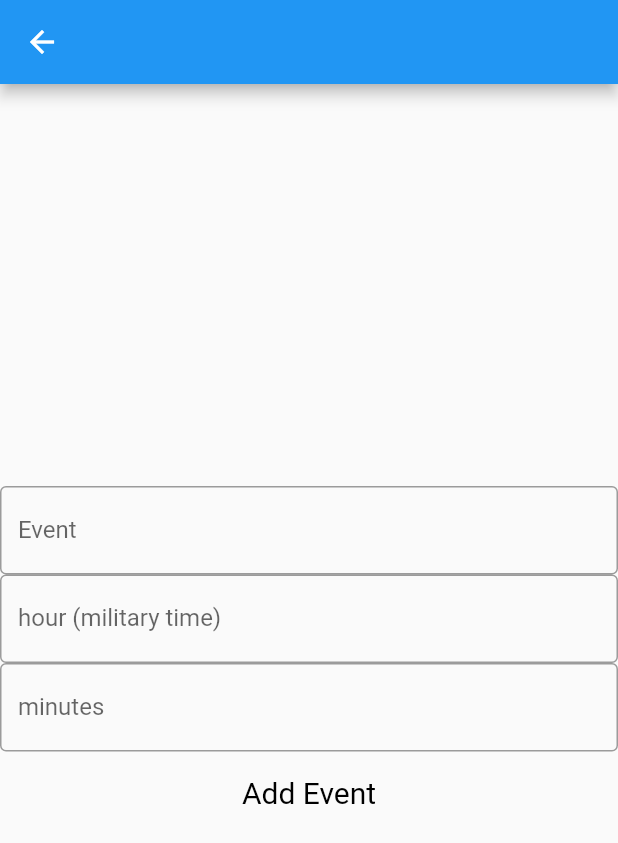
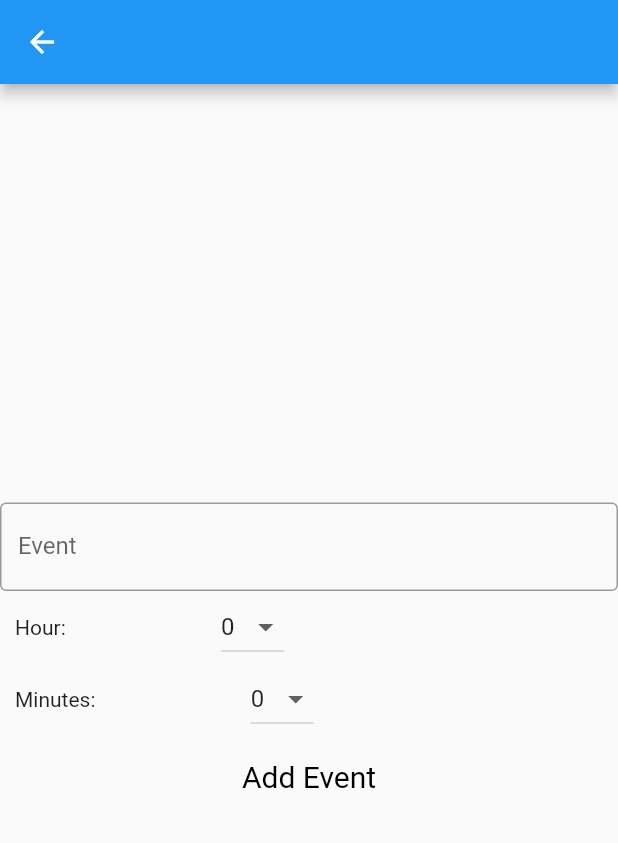
Before and after one commit to beckli1233/student-reminder, a Flutter app: the CalenderPage screen opened directly with empty values, after a tap on the "add" icon, on a phone screen of 412 x 824 dp. Shown: the top 843 px of the screen. Run offline on Flutter 3.47's test engine with Material 2 defaults, Android fonts, the phone set to English and light mode, and no system bars; our stand-ins replace shared_preferences, table_calendar; accounts and stored records are empty.

Commit message:
add display for calendar and change the event set up by drop down display view for time

```diff
--- a/lib/calender.dart
+++ b/lib/calender.dart
@@ -10,13 +10,13 @@ class CalenderPage extends StatefulWidget {
   @override
   _CalenderPageState createState() => _CalenderPageState();
 }
+
 class _CalenderPageState extends State<CalenderPage> {
-
   CalendarFormat format = CalendarFormat.month;
   DateTime selectedDay = DateTime.now();
   DateTime focusedDay = DateTime.now();
 
-  void checkDate(){
+  void checkDate() {
     DateTime.now();
   }
 
@@ -25,10 +25,12 @@ class _CalenderPageState extends State<CalenderPage> {
     setState(() {});
     return Scaffold(
       appBar: AppBar(
-
         title: Text("Calendar"),
       ),
-      body: TableCalendar(
+      body: SingleChildScrollView(
+          child: Column(
+        children: [
+          TableCalendar(
             focusedDay: DateTime.now(),
             firstDay: DateTime(2000),
             lastDay: DateTime(2099),
@@ -45,7 +47,7 @@ class _CalenderPageState extends State<CalenderPage> {
                 selectedDay = selectDay;
                 focusedDay = focusDay;
               });
-          print(focusDay);
+              print("Focus Day: " + focusDay.toString());
             },
             selectedDayPredicate: (DateTime date) {
               return isSameDay(selectedDay, date);
@@ -73,7 +75,6 @@ class _CalenderPageState extends State<CalenderPage> {
                 shape: BoxShape.rectangle,
                 borderRadius: BorderRadius.circular(5.0),
               ),
-
             ),
             headerStyle: HeaderStyle(
               formatButtonVisible: true,
@@ -88,23 +89,69 @@ class _CalenderPageState extends State<CalenderPage> {
               ),
             ),
           ),
+          SizedBox(
+            height: 30,
+          ),
+          Row(mainAxisAlignment: MainAxisAlignment.center, children: [
+            Flexible(
+              child: Column(
+                children: _buildEventWidget(context),
+              ),
+            )
+          ])
+        ],
+      )),
       floatingActionButton: FloatingActionButton(
-        onPressed: (){
+          onPressed: () {
             setState(() {});
             Navigator.push(
               context,
-            MaterialPageRoute(builder: (context) => SetUpPage(date: selectedDay, data: widget.data,)),
+              MaterialPageRoute(
+                  builder: (context) => SetUpPage(
+                        date: selectedDay,
+                        data: widget.data,
+                      )),
             );
-
-/*          print("year: " + test.year.toString());
-          print("month: " + test.month.toString());
-          print("days: " + test.days.toString());
-          print("hours: " + test.hours.toString());
-          print("mins: " + test.mins.toString());
-          print("event: " + test.event);*/
           },
-        child: Icon(Icons.add)
-      ),
+          child: Icon(Icons.add)),
     );
   }
+
+  List<Widget> _buildEventWidget(BuildContext context) {
+    List<Widget> result = [];
+
+    widget.data.forEach((element) {
+      if (element.year == selectedDay.year &&
+          element.month == selectedDay.month &&
+          element.days == selectedDay.day) {
+        print("Found matched day on: " + selectedDay.toString());
+        result.add(SimpleDialogOption(
+          onPressed: () {
+            _buildDetailEventDialog(context, element);
+          },
+          child: Row(
+            mainAxisAlignment: MainAxisAlignment.spaceEvenly,
+            children: [
+              Text("Date: " + selectedDay.toString().split(' ')[0]),
+              Text("Event: " + element.event),
+            ],
+          ),
+        ));
       }
+    });
+
+    return result;
+  }
+
+  Future<void> _buildDetailEventDialog(
+      BuildContext context, EventData element) {
+    return showDialog(
+        context: context,
+        builder: (context) {
+          return SimpleDialog(
+            title: const Text('Detail For Event:'),
+            children: <Widget>[Text(element.exportInfo())],
+          );
+        });
+  }
+}
--- a/lib/setup.dart
+++ b/lib/setup.dart
@@ -1,9 +1,10 @@
-
 import 'event.dart';
 import 'package:flutter/material.dart';
 import 'package:table_calendar/table_calendar.dart';
+
 class SetUpPage extends StatefulWidget {
-  SetUpPage({Key? key, required this.date, required this.data}) : super(key: key);
+  SetUpPage({Key? key, required this.date, required this.data})
+      : super(key: key);
   final DateTime date;
   final List<EventData> data;
 
@@ -16,12 +17,13 @@ class _SetUpPageState extends State<SetUpPage> {
   var hoursController = TextEditingController();
   var minsController = TextEditingController();
 
+  int hourDropdownVal = 0;
+  int minDropdownVal = 0;
+
   @override
   Widget build(BuildContext context) {
     return Scaffold(
-      appBar: AppBar(
-
-      ),
+      appBar: AppBar(),
       body: Center(
         child: Column(
           mainAxisAlignment: MainAxisAlignment.center,
@@ -32,24 +34,60 @@ class _SetUpPageState extends State<SetUpPage> {
                 decoration: InputDecoration(
                   border: OutlineInputBorder(),
                   labelText: 'Event',
-                 )
+                )),
+            Row(
+              mainAxisAlignment: MainAxisAlignment.start,
+              children: [
+                SizedBox(
+                  width: 10,
                 ),
-
-              TextField(
-                controller: hoursController,
-                obscureText: false,
-                decoration: InputDecoration(
-                  border: OutlineInputBorder(),
-                  labelText: 'hour (military time)',
-                )
+                Text('Hour: '),
+                SizedBox(
+                  width: 100,
                 ),
-            TextField(
-                controller: minsController,
-                obscureText: false,
-                decoration: InputDecoration(
-                  border: OutlineInputBorder(),
-                  labelText: 'minutes',
-                )
+                DropdownButton<int>(
+                  value: hourDropdownVal,
+                  items: <int>[for (int i = 0; i <= 23; i++) i]
+                      .map<DropdownMenuItem<int>>((int value) {
+                    return DropdownMenuItem<int>(
+                      value: value,
+                      child: Text(value.toString()),
+                    );
+                  }).toList(),
+                  onChanged: (int? value) {
+                    setState(() {
+                      hourDropdownVal = value!;
+                    });
+                  },
+                ),
+              ],
+            ),
+            Row(
+              mainAxisAlignment: MainAxisAlignment.start,
+              children: [
+                SizedBox(
+                  width: 10,
+                ),
+                Text('Minutes: '),
+                SizedBox(
+                  width: 100,
+                ),
+                DropdownButton<int>(
+                  value: minDropdownVal,
+                  items: <int>[for (int i = 0; i <= 59; i++) i]
+                      .map<DropdownMenuItem<int>>((int value) {
+                    return DropdownMenuItem<int>(
+                      value: value,
+                      child: Text(value.toString()),
+                    );
+                  }).toList(),
+                  onChanged: (int? value) {
+                    setState(() {
+                      minDropdownVal = value!;
+                    });
+                  },
+                ),
+              ],
             ),
             TextButton(
               style: TextButton.styleFrom(
@@ -58,12 +96,17 @@ class _SetUpPageState extends State<SetUpPage> {
                 textStyle: const TextStyle(fontSize: 20),
               ),
               onPressed: () {
-
-                  EventData info = EventData(widget.date.year, widget.date.month, widget.date.day,
-                      int.parse(hoursController.text), int.parse(minsController.text), eventController.text);
+                EventData info = EventData(
+                    widget.date.year,
+                    widget.date.month,
+                    widget.date.day,
+                    hourDropdownVal,
+                    minDropdownVal,
+                    eventController.text);
                 //test1.update(widget.date.year, widget.date.month, widget.date.day);
                 info.show();
                 widget.data.add(info);
+                Navigator.pop(context);
               },
               child: const Text('Add Event'),
             ),
```
Also changed, not shown: lib/event.dart (+17 -8 lines), lib/main.dart (+28 -42 lines). Lines whose indentation alone changed are shown as unchanged.
